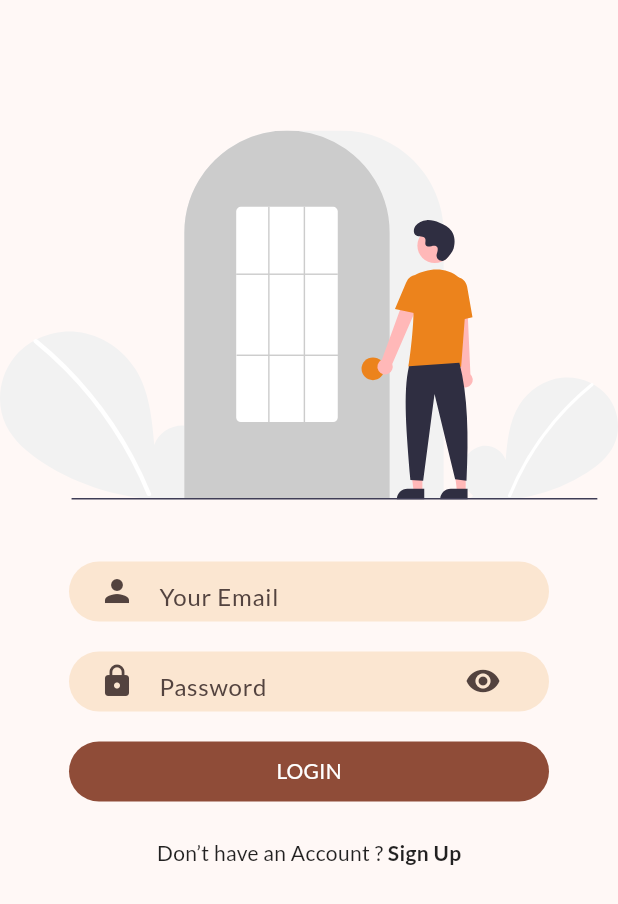
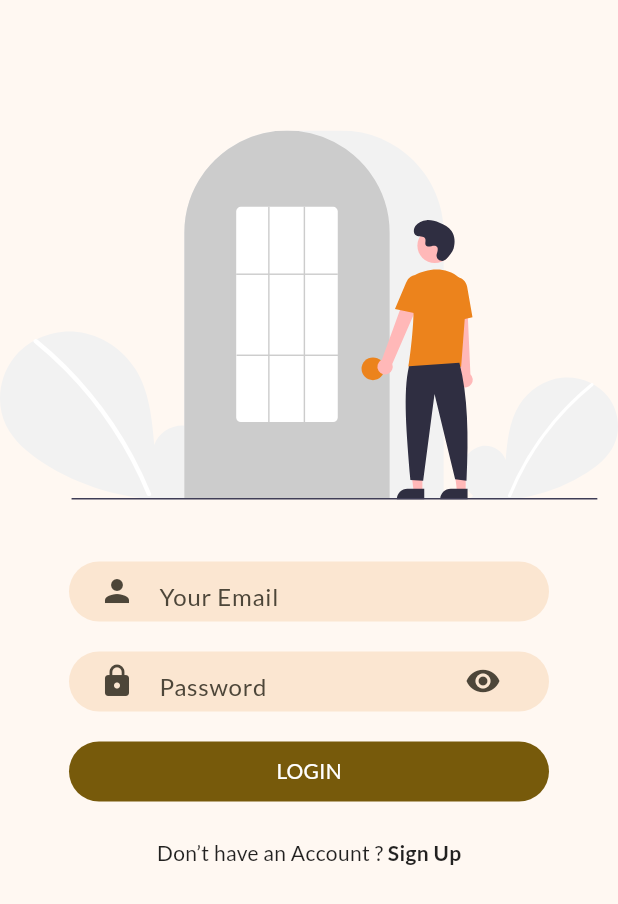
Before and after one commit to tinoper/miflutterapp, a Flutter app: the screen it shows after launch, on a phone screen of 412 x 824 dp. Shown: the top 904 px of the screen. Run offline on Flutter 3.47's test engine with Material 2 defaults, Android fonts, the phone set to English and light mode, and no system bars; our stand-ins replace bloc, equatable, flutter_bloc, flutter_svg, go_router, google_fonts.

Commit message:
Update app_theme.dart

```diff
--- a/lib/config/theme/app_theme.dart
+++ b/lib/config/theme/app_theme.dart
@@ -4,7 +4,7 @@ import 'package:google_fonts/google_fonts.dart';
 class AppTheme {
   ThemeData getTheme() => ThemeData(
         useMaterial3: true,
-        colorSchemeSeed: Colors.deepOrange,
+        colorSchemeSeed: Colors.amber,
         textTheme: GoogleFonts.latoTextTheme(ThemeData().textTheme),
       );
 }
```
